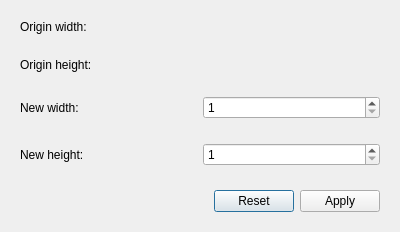
Above: src/ScaleDialog.ui from Ovilia/PIP before the change. Below: the same form after it.
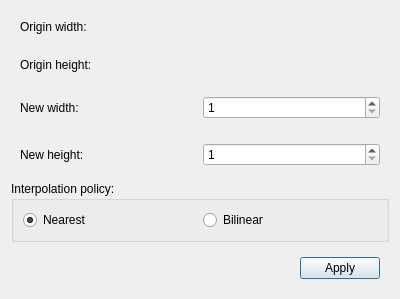
That is the form after the change. Icons and pictures are not drawn.

Commit message: scale complete

The edit to the form file:
```diff
--- a/src/ScaleDialog.ui
+++ b/src/ScaleDialog.ui
@@ -7,7 +7,7 @@
     <x>0</x>
     <y>0</y>
     <width>400</width>
-    <height>229</height>
+    <height>289</height>
    </rect>
   </property>
   <property name="windowTitle">
@@ -98,6 +98,35 @@
         <property name="maximum">
          <number>4096</number>
         </property>
+        <property name="singleStep">
+         <number>100</number>
+        </property>
+       </widget>
+      </item>
+     </layout>
+    </widget>
+   </item>
+   <item>
+    <widget class="QGroupBox" name="groupBox">
+     <property name="title">
+      <string>Interpolation policy: </string>
+     </property>
+     <layout class="QHBoxLayout" name="horizontalLayout_6">
+      <item>
+       <widget class="QRadioButton" name="nearButton">
+        <property name="text">
+         <string>Nearest</string>
+        </property>
+        <property name="checked">
+         <bool>true</bool>
+        </property>
+       </widget>
+      </item>
+      <item>
+       <widget class="QRadioButton" name="bilinearButton">
+        <property name="text">
+         <string>Bilinear</string>
+        </property>
        </widget>
       </item>
      </layout>
@@ -132,13 +161,6 @@
         </property>
        </spacer>
       </item>
-      <item>
-       <widget class="QPushButton" name="resetButton">
-        <property name="text">
-         <string>Reset</string>
-        </property>
-       </widget>
-      </item>
       <item>
        <widget class="QPushButton" name="applyButton">
         <property name="text">
```
Left out of the diff: 11 changed lines with no effect on the pictures. The commit also changes 8 other files.
